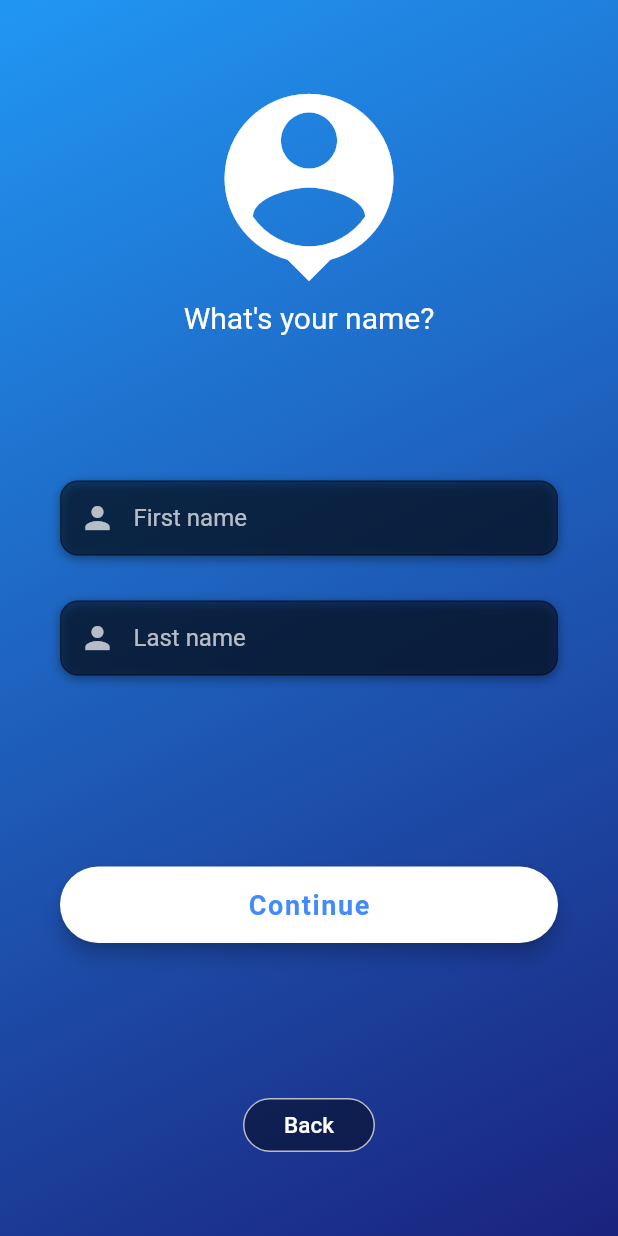
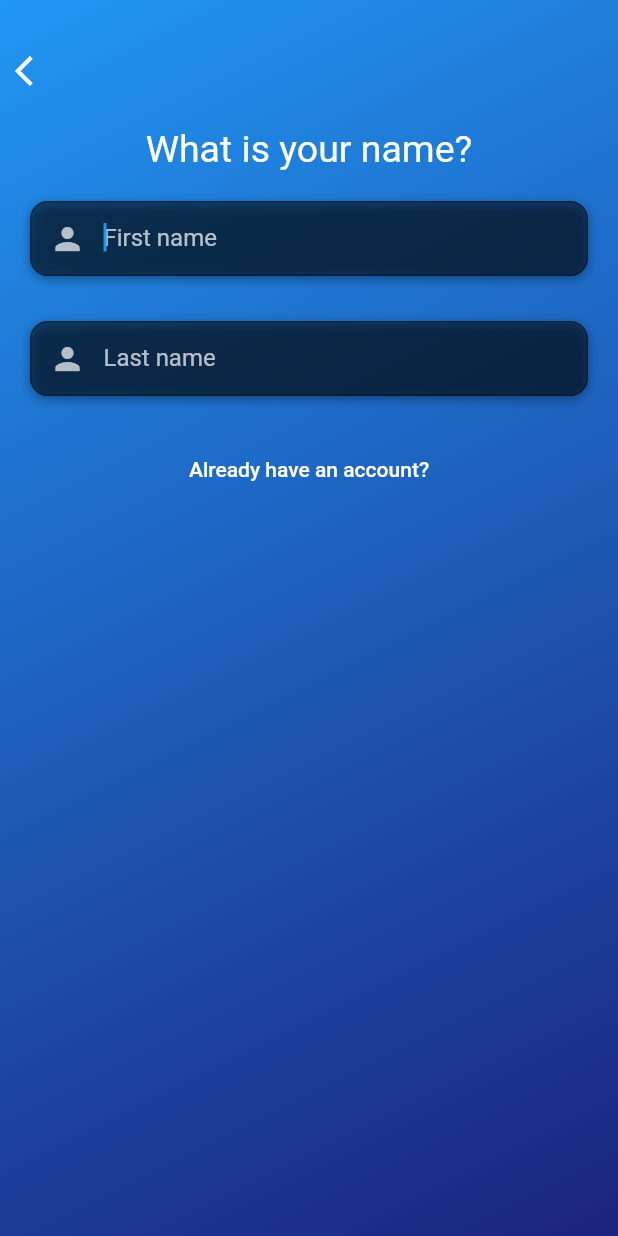
Before and after one commit to michaelpropp18/universal_store, a Flutter app: the AccountType screen opened by its route, after a tap on "Customer", on a phone screen of 412 x 824 dp. Run offline on Flutter 3.47's test engine with Material 2 defaults, Android fonts, the phone set to English and light mode, and no system bars; our stand-ins replace firebase_auth; accounts and stored records are empty.

Commit message:
Register Customer
Customer Email/Password UI

Customer Login Backend

```diff
--- a/lib/routing/router.dart
+++ b/lib/routing/router.dart
@@ -1,6 +1,7 @@
 import 'package:flutter/material.dart';
 import 'package:universal_store/view/authentication/account_type_screen.dart';
-import 'package:universal_store/view/authentication/customer_fields_screen.dart';
+import 'package:universal_store/view/authentication/customer_email_screen.dart';
+import 'package:universal_store/view/authentication/customer_name_screen.dart';
 import 'package:universal_store/view/authentication/manager_fields_screen.dart';
 import 'package:universal_store/view/customer/drawer/feedback_screen.dart';
 import 'package:universal_store/view/customer/drawer/help_screen.dart';
@@ -22,8 +23,10 @@ Route<dynamic> generateRoute(RouteSettings settings) {
     // registering a new account routes
     case RegisterTypeRoute:
       return MaterialPageRoute(builder: (context) => AccountType());
-    case RegisterCustomerRoute:
-      return MaterialPageRoute(builder: (context) => CustomerFields());
+    case RegisterCustomerNameRoute:
+      return MaterialPageRoute(builder: (context) => RegisterCustomerNameScreen());
+    case RegisterCustomerEmailPasswordRoute:
+      return MaterialPageRoute(builder: (context) => RegisterCustomerEmailPasswordScreen());
     case RegisterManagerRoute:
       return MaterialPageRoute(builder: (context) => ManagerFields());
 
@@ -43,7 +46,7 @@ Route<dynamic> generateRoute(RouteSettings settings) {
 
     // default. We should never get here, but if we do return home or login screen based on login status
     default:
-          print('got here 2');
+      print('got here 2');
       return MaterialPageRoute(builder: (context) => Wrapper());
   }
 }
--- a/lib/routing/routing_constants.dart
+++ b/lib/routing/routing_constants.dart
@@ -5,7 +5,8 @@ const String LoginRoute = '/login';
 
 //registration
 const String RegisterTypeRoute = '/register/type';
-const String RegisterCustomerRoute = '/register/customer_fields';
+const String RegisterCustomerNameRoute = '/register/customer/name';
+const String RegisterCustomerEmailPasswordRoute = '/register/customer/email';
 const String RegisterManagerRoute = '/register/manager_fields';
 
 //drawer
--- a/lib/view/authentication/account_type_screen.dart
+++ b/lib/view/authentication/account_type_screen.dart
@@ -16,12 +16,13 @@ class _AccountTypeState extends State<AccountType> {
   @override
   Widget build(BuildContext context) {
     var scaffold = Scaffold(
+      resizeToAvoidBottomInset: false, // keep this so that we don't overflow if we go back from next screen with keyboard
       body: Stack(
         children: [
           BackgroundGradient(),
           Container(
             padding: EdgeInsets.symmetric(
-              horizontal: 40.0,
+              horizontal: 30.0,
               vertical: 50.0,
             ),
             child: Column(
@@ -41,7 +42,7 @@ class _AccountTypeState extends State<AccountType> {
                   fontColor: Colors.white,
                   text: 'Customer',
                   onPressed: () =>
-                      Navigator.pushNamed(context, RegisterCustomerRoute),
+                      Navigator.pushNamed(context, RegisterCustomerNameRoute),
                 ),
                 SizedBox(height: 30),
                 SubmitButton(
@@ -58,7 +59,7 @@ class _AccountTypeState extends State<AccountType> {
                 BottomButton(
                   text: 'Sign in to account',
                   onPressed: () {
-                    Navigator.pushReplacementNamed(context, HomeRoute);
+                    Navigator.pop(context);
                   },
                 ),
               ],
--- a/lib/view/authentication/customer_fields_screen.dart
+++ b/lib/view/authentication/customer_name_screen.dart
@@ -1,21 +1,19 @@
 import 'package:flutter/material.dart';
-import 'package:universal_store/services/auth.dart';
-import 'package:universal_store/view/authentication/widgets/header_text.dart';
+import 'package:universal_store/routing/routing_constants.dart';
 
+import 'widgets/back_arrow.dart';
 import 'widgets/background_gradient.dart';
-import 'widgets/bottom_button.dart';
 import 'widgets/error_text.dart';
 import 'widgets/input_field.dart';
-import 'widgets/submit_button.dart';
 
-class CustomerFields extends StatefulWidget {
+class RegisterCustomerNameScreen extends StatefulWidget {
   @override
-  _CustomerFieldsState createState() => _CustomerFieldsState();
+  _RegisterCustomerNameScreenState createState() =>
+      _RegisterCustomerNameScreenState();
 }
 
-class _CustomerFieldsState extends State<CustomerFields> {
-  final AuthService _auth = AuthService();
-
+class _RegisterCustomerNameScreenState
+    extends State<RegisterCustomerNameScreen> {
   FocusNode _firstNameFocus = new FocusNode();
   FocusNode _lastNameFocus = new FocusNode();
 
@@ -77,32 +75,37 @@ class _CustomerFieldsState extends State<CustomerFields> {
       body: Stack(
         children: <Widget>[
           BackgroundGradient(),
+          BackArrow(),
           Container(
             padding: EdgeInsets.symmetric(
-              horizontal: 40.0,
-              vertical: 50.0,
+              horizontal: 20.0,
+              vertical: 85.0,
             ),
             child: Column(
               children: <Widget>[
-                Icon(
-                  Icons.person_pin,
-                  size: 150,
-                  color: Colors.white,
-                ),
                 Text(
-                  'What\'s your name?',
+                  'What is your name?',
                   style: TextStyle(
                     color: Colors.white,
-                    fontSize: 20,
+                    fontSize: 25,
                   ),
                 ),
-                Spacer(),
+                SizedBox(height: 20),
                 InputField(
                   error: firstNameError != '',
                   textController: firstNameTextController,
                   focus: _firstNameFocus,
+                  autofocus: true,
+                  textInputAction: TextInputAction.next,
                   textInputType: TextInputType.text,
                   hintText: 'First name',
+                  onSubmitted: (t) {
+                    checkFirstNameError();
+                    if (firstNameError == '') {
+                      _firstNameFocus.unfocus();
+                      FocusScope.of(context).requestFocus(_lastNameFocus);
+                    }
+                  },
                   icon: Icons.person,
                 ),
                 ErrorText(firstNameError),
@@ -112,16 +115,26 @@ class _CustomerFieldsState extends State<CustomerFields> {
                   textController: lastNameTextController,
                   focus: _lastNameFocus,
                   textInputType: TextInputType.text,
+                  textInputAction: TextInputAction.next,
                   hintText: 'Last name',
+                  onSubmitted: (t) {
+                    checkLastNameError();
+                    if (firstNameError == '' && lastNameError == '') {
+                      Navigator.pushNamed(
+                          context, RegisterCustomerEmailPasswordRoute);
+                    }
+                  },
                   icon: Icons.person,
                 ),
                 ErrorText(lastNameError),
-                SizedBox(height: 5),
-                Spacer(),
-                SubmitButton(onPressed: () {}, text: 'Continue'),
-                Spacer(),
-                BottomButton(
-                    text: 'Back', onPressed: () => Navigator.pop(context))
+                FlatButton(
+                  onPressed: () => Navigator.popUntil(
+                      context, ModalRoute.withName(Navigator.defaultRouteName)),
+                  child: Text(
+                    'Already have an account?',
+                    style: TextStyle(color: Colors.white),
+                  ),
+                ),
               ],
             ),
           ),
--- a/lib/view/authentication/sign_in_screen.dart
+++ b/lib/view/authentication/sign_in_screen.dart
@@ -1,4 +1,5 @@
 import 'package:flutter/material.dart';
+import 'package:flutter/services.dart';
 import 'package:universal_store/routing/routing_constants.dart';
 import 'package:universal_store/services/auth_exception_handler.dart';
 import 'package:universal_store/view/authentication/widgets/background_gradient.dart';
@@ -103,7 +104,7 @@ class _SignInState extends State<SignIn> {
           BackgroundGradient(),
           Container(
             padding: EdgeInsets.symmetric(
-              horizontal: 40.0,
+              horizontal: 30.0,
               vertical: 50.0,
             ),
             child: Column(
@@ -146,7 +147,7 @@ class _SignInState extends State<SignIn> {
                 Text('Not a member?', style: TextStyle(color: Colors.white)),
                 BottomButton(
                     text: 'Create Account',
-                    onPressed: () => Navigator.pushReplacementNamed(
+                    onPressed: () => Navigator.pushNamed(
                         context, RegisterTypeRoute)),
               ],
             ),
--- /dev/null
+++ b/lib/view/authentication/widgets/back_arrow.dart
@@ -0,0 +1,20 @@
+import 'package:flutter/material.dart';
+
+class BackArrow extends StatelessWidget {
+  @override
+  Widget build(BuildContext context) {
+    return Padding(
+      padding: const EdgeInsets.only(top: 35, left: 10),
+      child: GestureDetector(
+        onTap: () {
+          FocusScope.of(context).unfocus();
+          Navigator.pop(context);
+        },
+        child: Icon(
+          Icons.arrow_back_ios,
+          color: Colors.white,
+        ),
+      ),
+    );
+  }
+}
--- a/lib/view/authentication/widgets/input_field.dart
+++ b/lib/view/authentication/widgets/input_field.dart
@@ -9,15 +9,22 @@ class InputField extends StatelessWidget {
   final IconData icon;
   final String hintText;
   final bool obscureText;
+  final bool autofocus;
+  final TextInputAction textInputAction;
+  final Function onSubmitted;
 
-  const InputField(
-      {@required this.textController,
-      @required this.focus,
-      @required this.error,
-      @required this.icon,
-      this.textInputType: TextInputType.text,
-      this.hintText: '',
-      this.obscureText: false});
+  const InputField({
+    @required this.textController,
+    @required this.focus,
+    @required this.error,
+    @required this.icon,
+    this.textInputType: TextInputType.text,
+    this.hintText: '',
+    this.obscureText: false,
+    this.autofocus: false,
+    this.onSubmitted,
+    this.textInputAction: TextInputAction.done,
+  });
 
   @override
   Widget build(BuildContext context) {
@@ -43,9 +50,16 @@ class InputField extends StatelessWidget {
         focusNode: focus,
         controller: textController,
         keyboardType: textInputType,
+        textInputAction: textInputAction,
+        autofocus: autofocus,
         style: TextStyle(
           color: Colors.white,
         ),
+        onSubmitted: (e) {
+          if (onSubmitted != null) {
+            onSubmitted(e);
+          }
+        },
         decoration: InputDecoration(
           border: InputBorder.none,
           contentPadding: EdgeInsets.only(top: 14.0),
```
Also changed, not shown: lib/view/authentication/customer_account_screen.dart (added, +15 -0 lines), lib/view/authentication/customer_email_screen.dart (added, +185 -0 lines), lib/view/authentication/register_screen.dart (deleted, +0 -76 lines).
